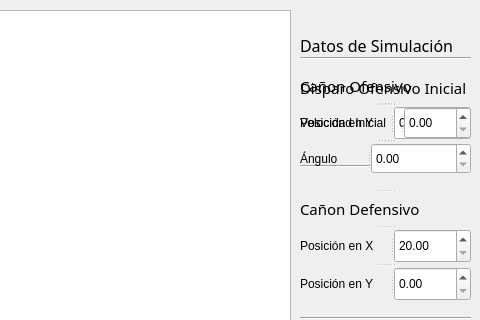
Old version of the form Simulador/mainwindow.ui in the repository OscarG356/Parcial_III; both pictures show x 320 to 800 and y 0 to 320 of the 800 by 600 pixel window.
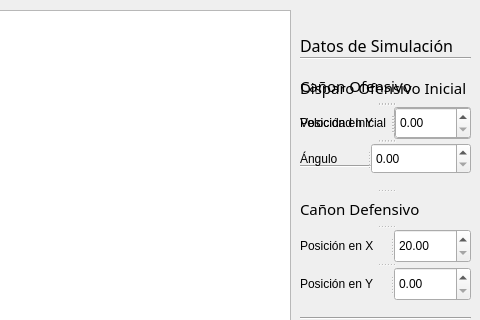
New version of the form.

```diff
--- a/Simulador/mainwindow.ui
+++ b/Simulador/mainwindow.ui
@@ -328,7 +328,11 @@
        <string>Velocidad Inicial</string>
       </property>
      </widget>
-     <widget class="QDoubleSpinBox" name="doubleSpinBox"/>
+     <widget class="QDoubleSpinBox" name="doubleSpinBox">
+      <property name="maximum">
+       <double>1000.000000000000000</double>
+      </property>
+     </widget>
     </widget>
     <widget class="QSplitter" name="splitter_6">
      <property name="orientation">
```
Left out of the diff: 6 changed lines with no effect on the pictures.
